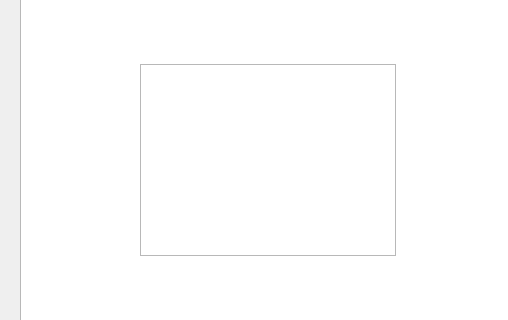
Before: the Qt Designer form mainwindow.ui in lorde701/st_separate, drawn with Qt 5; both pictures show x 0 to 508 and y 133 to 453 of the 1261 by 700 pixel window.
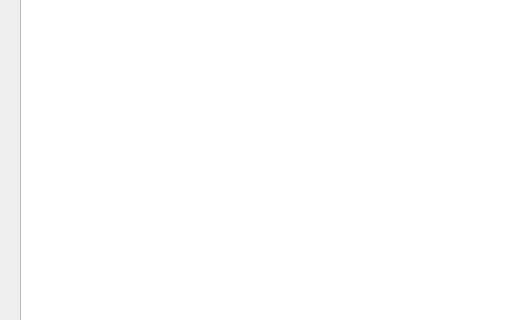
After: the same form once the commit is applied.

Commit message: столбцы удаляет норм, надо исправить СТРОКИ!

Diff of the .ui file:
```diff
--- a/mainwindow.ui
+++ b/mainwindow.ui
@@ -181,7 +181,7 @@
      </rect>
     </property>
    </widget>
-   <widget class="QTableWidget" name="tableWidget">
+   <widget class="QTableView" name="tableView">
     <property name="geometry">
      <rect>
       <x>20</x>
@@ -237,16 +237,6 @@
      <string>Вывести!</string>
     </property>
    </widget>
-   <widget class="QTableView" name="tableView">
-    <property name="geometry">
-     <rect>
-      <x>140</x>
-      <y>180</y>
-      <width>256</width>
-      <height>192</height>
-     </rect>
-    </property>
-   </widget>
   </widget>
   <widget class="QMenuBar" name="menuBar">
    <property name="geometry">
```
The commit also changes 2 other files.
